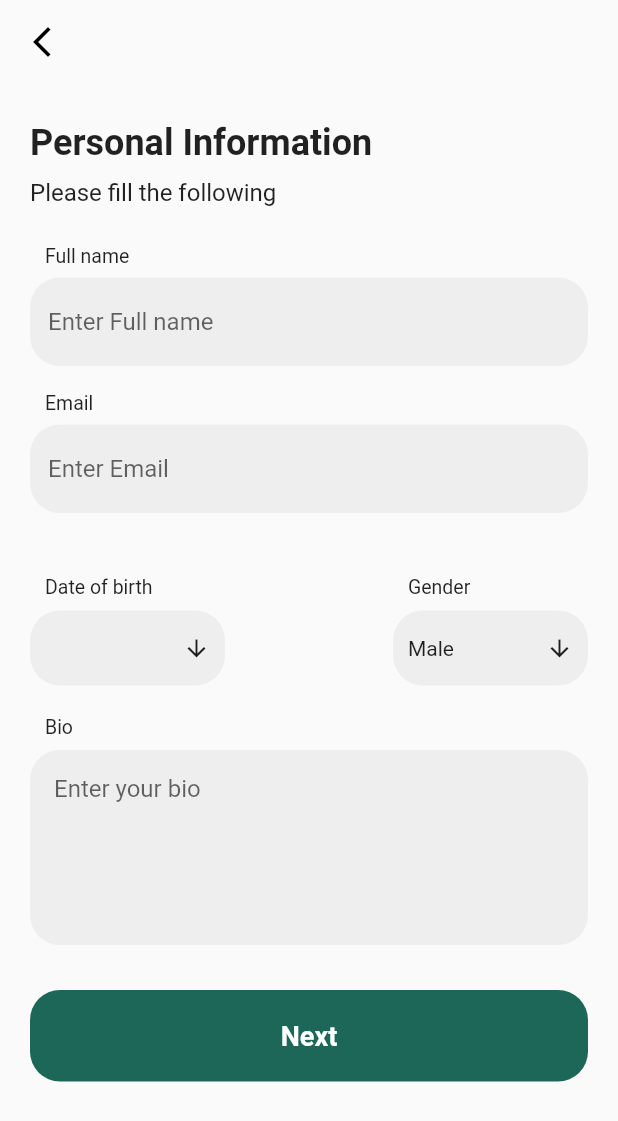
After one commit to Appium-Labs/Social-app, a Flutter app: the NewUserScreen screen opened directly, on a phone screen of 412 x 824 dp. The commit adds this screen. Shown: the top 1121 px of the screen. Run offline on Flutter 3.47's test engine with Material 2 defaults, Android fonts, the phone set to English and light mode, and no system bars; our stand-ins replace firebase_auth, firebase_core, flutter_svg, get, image_picker, intl_phone_field; accounts and stored records are empty.

Commit message:
new user ui done

```diff
--- /dev/null
+++ b/lib/Views/NewUserScreen/NewUserScreen.dart
@@ -0,0 +1,277 @@
+import 'package:flutter/material.dart';
+import 'package:get/get.dart';
+import 'package:social_app/Views/NewUserScreen/PasswordSelector.dart';
+import 'package:social_app/Views/shared/ColoredButton.dart';
+
+class NewUserScreen extends StatefulWidget {
+  const NewUserScreen({super.key});
+
+  @override
+  State<NewUserScreen> createState() => _NewUserScreenState();
+}
+
+class _NewUserScreenState extends State<NewUserScreen> {
+  String date = "";
+  String gender = "Male";
+  @override
+  Widget build(BuildContext context) {
+    TextEditingController fullNameController = TextEditingController();
+    TextEditingController emailController = TextEditingController();
+    TextEditingController bioController = TextEditingController();
+
+    void showDatePickerDialog() async {
+      var pickedDate = await showDatePicker(
+          context: context, //context of current state
+          initialDate: DateTime.now(),
+          firstDate: DateTime(
+              2000), //DateTime.now() - not to allow to choose before today.
+          lastDate: DateTime(2101));
+      if (pickedDate != null) {
+        setState(() {
+          date = "${pickedDate.day}-${pickedDate.month}-${pickedDate.year}";
+          print(date);
+        });
+      }
+    }
+
+    void selectGender() async {
+      setState(() {
+        if (gender == "Male") {
+          gender = "Female";
+        } else {
+          gender = "Male";
+        }
+      });
+    }
+
+    return Scaffold(
+        appBar: AppBar(
+          leading: IconButton(
+              onPressed: () => Get.back(),
+              icon: const Icon(
+                Icons.arrow_back_ios_new,
+                color: Colors.black,
+              )),
+          backgroundColor: Colors.transparent,
+          elevation: 0,
+        ),
+        body: SingleChildScrollView(
+          child: Column(
+            crossAxisAlignment: CrossAxisAlignment.start,
+            children: [
+              const SizedBox(
+                height: 20,
+              ),
+              Container(
+                margin: const EdgeInsets.symmetric(horizontal: 20, vertical: 5),
+                child: const Text(
+                  "Personal Information",
+                  style: TextStyle(fontSize: 24, fontWeight: FontWeight.bold),
+                ),
+              ),
+              Container(
+                margin: const EdgeInsets.symmetric(horizontal: 20, vertical: 5),
+                child: const Text(
+                  "Please fill the following",
+                  style: TextStyle(fontSize: 16),
+                ),
+              ),
+              const SizedBox(
+                height: 20,
+              ),
+              NewUserTextFeild(
+                heading: "Full name",
+                controller: fullNameController,
+              ),
+              const SizedBox(
+                height: 15,
+              ),
+              NewUserTextFeild(controller: emailController, heading: "Email"),
+              const SizedBox(
+                height: 20,
+              ),
+              Row(
+                children: [
+                  Container(
+                    margin: EdgeInsets.symmetric(horizontal: 20, vertical: 20),
+                    child: Column(
+                        crossAxisAlignment: CrossAxisAlignment.start,
+                        children: [
+                          Container(
+                            margin: const EdgeInsets.symmetric(horizontal: 10),
+                            child: const Text(
+                              "Date of birth",
+                              style: TextStyle(
+                                fontSize: 13.0,
+                              ),
+                            ),
+                          ),
+                          const SizedBox(height: 8.0),
+                          GestureDetector(
+                            onTap: () => showDatePickerDialog(),
+                            child: Container(
+                              height: 50,
+                              width: 130,
+                              padding: EdgeInsets.all(10),
+                              decoration: BoxDecoration(
+                                  color: Colors.grey[200],
+                                  borderRadius: BorderRadius.circular(20)),
+                              child: Row(
+                                children: [
+                                  Text(date.toString()),
+                                  const Spacer(),
+                                  const Icon(
+                                    Icons.arrow_downward,
+                                    size: 18,
+                                  )
+                                ],
+                              ),
+                            ),
+                          )
+                        ]),
+                  ),
+                  Spacer(),
+                  Container(
+                    margin: const EdgeInsets.symmetric(
+                        horizontal: 20, vertical: 20),
+                    child: Column(
+                        crossAxisAlignment: CrossAxisAlignment.start,
+                        children: [
+                          Container(
+                            margin: const EdgeInsets.symmetric(horizontal: 10),
+                            child: const Text(
+                              "Gender",
+                              style: TextStyle(
+                                fontSize: 13.0,
+                              ),
+                            ),
+                          ),
+                          const SizedBox(height: 8.0),
+                          GestureDetector(
+                            onTap: () => selectGender(),
+                            child: Container(
+                              height: 50,
+                              width: 130,
+                              padding: EdgeInsets.all(10),
+                              decoration: BoxDecoration(
+                                  color: Colors.grey[200],
+                                  borderRadius: BorderRadius.circular(20)),
+                              child: Row(
+                                children: [
+                                  Text(gender),
+                                  const Spacer(),
+                                  const Icon(
+                                    Icons.arrow_downward,
+                                    size: 18,
+                                  )
+                                ],
+                              ),
+                            ),
+                          )
+                        ]),
+                  ),
+                ],
+              ),
+              BioTextFeild(bioController: bioController),
+              const SizedBox(
+                height: 20,
+              ),
+              GestureDetector(
+                  onTap: () => Get.to(PasswordSelectorScreen()),
+                  child: const ColoredButton())
+            ],
+          ),
+        ));
+  }
+}
+
+class BioTextFeild extends StatelessWidget {
+  const BioTextFeild({
+    super.key,
+    required this.bioController,
+  });
+
+  final TextEditingController bioController;
+
+  @override
+  Widget build(BuildContext context) {
+    return Container(
+      margin: const EdgeInsets.symmetric(horizontal: 20),
+      child: Column(
+        crossAxisAlignment: CrossAxisAlignment.start,
+        children: [
+          Container(
+            margin: const EdgeInsets.symmetric(horizontal: 10),
+            child: const Text(
+              "Bio",
+              style: TextStyle(
+                fontSize: 13.0,
+              ),
+            ),
+          ),
+          const SizedBox(height: 8.0),
+          Container(
+            height: 130.0,
+            padding: const EdgeInsets.symmetric(horizontal: 16.0),
+            decoration: BoxDecoration(
+              color: Colors.grey[200],
+              borderRadius: BorderRadius.circular(20.0),
+            ),
+            child: TextField(
+              controller: bioController,
+              decoration: const InputDecoration(
+                hintText: 'Enter your bio',
+                border: InputBorder.none,
+                contentPadding: EdgeInsets.symmetric(vertical: 16.0),
+              ),
+            ),
+          ),
+        ],
+      ),
+    );
+  }
+}
+
+class NewUserTextFeild extends StatelessWidget {
+  final TextEditingController controller;
+  final String heading;
+  const NewUserTextFeild(
+      {super.key, required this.controller, required this.heading});
+
+  @override
+  Widget build(BuildContext context) {
+    return Container(
+      margin: const EdgeInsets.symmetric(horizontal: 20),
+      child: Column(
+        crossAxisAlignment: CrossAxisAlignment.start,
+        children: <Widget>[
+          Container(
+            margin: const EdgeInsets.symmetric(horizontal: 10),
+            child: Text(
+              heading,
+              style: const TextStyle(
+                fontSize: 13.0,
+              ),
+            ),
+          ),
+          const SizedBox(height: 5.0),
+          Container(
+            padding: const EdgeInsets.symmetric(vertical: 2),
+            child: TextField(
+              controller: controller,
+              decoration: InputDecoration(
+                hintText: 'Enter ' + heading,
+                filled: true,
+                fillColor: Colors.grey[200],
+                border: OutlineInputBorder(
+                  borderRadius: BorderRadius.circular(20.0),
+                  borderSide: BorderSide.none,
+                ),
+              ),
+            ),
+          ),
+        ],
+      ),
+    );
+  }
+}
```
Also changed, not shown: lib/Services/AuthenticationService.dart (+18 -5 lines), lib/Views/LoginScreen/OTPScreen.dart (+15 -4 lines), lib/Views/NewUserScreen/PasswordSelector.dart (added, +119 -0 lines).
